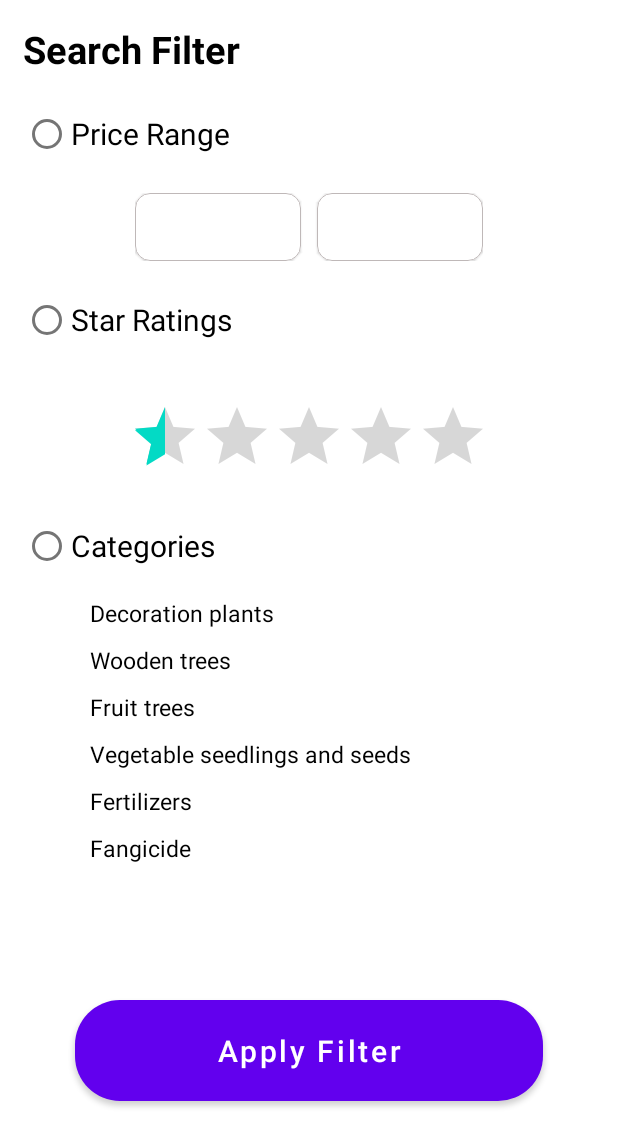
After one commit to mohamadelagamal/Plant-Nursery-E-store, an Android app: the FilterActivity screen opened directly, with no data from a screen before it, on a phone screen of 412 x 824 dp. The commit adds this screen. Shown: the top 1147 px of the screen. Run offline under Robolectric (Android 15) with nearby library versions, the phone set to English and light mode, and no system bars.

```diff
--- a/app/src/main/AndroidManifest.xml
+++ b/app/src/main/AndroidManifest.xml
@@ -12,6 +12,9 @@
         android:supportsRtl="true"
         android:theme="@style/Theme.NabtaStoreMH"
         android:windowSoftInputMode="adjustPan">
+        <activity
+            android:name=".main.ui.home.filter.FilterActivity"
+            android:exported="false" />
         <activity
             android:name=".main.ui.home.add_card.moving.DoneActivity"
             android:exported="false" />
--- a/app/src/main/java/com/user/main/ui/account/AccountFragment.kt
+++ b/app/src/main/java/com/user/main/ui/account/AccountFragment.kt
@@ -185,7 +185,6 @@ class AccountFragment : Fragment() {
         startActivityForResult(intent, PICK_IMAGE_REQUEST)
     }
     private var filePath: Uri? = null
-
     private fun logOut() {
         auth?.signOut()
         val intent = Intent(requireContext(), LoginActivity::class.java)
--- a/app/src/main/java/com/user/main/ui/home/HomeFragment.kt
+++ b/app/src/main/java/com/user/main/ui/home/HomeFragment.kt
@@ -15,6 +15,7 @@ import com.google.firebase.database.*
 import com.google.firebase.storage.FirebaseStorage
 import com.user.R
 import com.user.main.ui.home.adapter.ListAdapter
+import com.user.main.ui.home.filter.FilterActivity
 import com.user.main.ui.home.poduct.ProductActivityDetails
 import com.user.main.ui.home.search.SearchScreenActivity
 
@@ -27,6 +28,7 @@ class HomeFragment : Fragment()  {
     lateinit var myDataLoaderProgressBar : ProgressBar
     private lateinit var mTeachers:MutableList<Teacher>
     private lateinit var listAdapter: ListAdapter
+    lateinit var filterImage:ImageView
     lateinit var searchView: ImageView
    // private var _binding : FragmentHomeBinding?=null
    // private val binding get() = _binding!!
@@ -50,6 +52,12 @@ class HomeFragment : Fragment()  {
         mTeachers = ArrayList()
         listAdapter = ListAdapter(requireContext(),mTeachers)
         mRecyclerView.adapter = listAdapter
+        //... filter image
+        filterImage = requireActivity().findViewById(R.id.filterView)
+        filterImage.setOnClickListener {
+            val intent = Intent(requireContext(),FilterActivity::class.java)
+            startActivity(intent)
+        }
         /**set Firebase Database*/
         retriveDatabase()
         searchView = requireView().findViewById(R.id.searchView)
--- /dev/null
+++ b/app/src/main/java/com/user/main/ui/home/filter/FilterActivity.kt
@@ -0,0 +1,49 @@
+package com.user.main.ui.home.filter
+
+import androidx.appcompat.app.AppCompatActivity
+import android.os.Bundle
+import android.widget.RadioButton
+import com.user.R
+
+class FilterActivity : AppCompatActivity() {
+    lateinit var radioButton:RadioButton
+    lateinit var radioButtonTwo:RadioButton
+    lateinit var radioThree:RadioButton
+    override fun onCreate(savedInstanceState: Bundle?) {
+        super.onCreate(savedInstanceState)
+        setContentView(R.layout.activity_filter)
+        radioButton = findViewById(R.id.radioPrice)
+        radioButtonTwo = findViewById(R.id.radioButtonTwo)
+        radioThree = findViewById(R.id.radioButtonThree)
+        radioButton.setOnClickListener{
+            if (radioButton.isSelected){
+                radioButton.isSelected = false
+                radioButton.isChecked = false
+            }
+            else{
+                radioButton.isSelected = true
+                radioButton.isChecked = true
+            }
+        }
+        radioThree.setOnClickListener{
+            if (radioThree.isSelected){
+                radioThree.isSelected = false
+                radioThree.isChecked = false
+            }
+            else{
+                radioThree.isSelected = true
+                radioThree.isChecked = true
+            }
+        }
+        radioButtonTwo.setOnClickListener{
+            if (radioButtonTwo.isSelected){
+                radioButtonTwo.isSelected = false
+                radioButtonTwo.isChecked = false
+            }
+            else{
+                radioButtonTwo.isSelected = true
+                radioButtonTwo.isChecked = true
+            }
+        }
+    }
+}
--- /dev/null
+++ b/app/src/main/res/drawable/custom_star_rating.xml
@@ -0,0 +1,9 @@
+<?xml version="1.0" encoding="utf-8"?>
+
+<layer-list xmlns:android="http://schemas.android.com/apk/res/android">
+
+    <item android:id="@android:id/background" android:drawable="@drawable/stare" />
+<!--    <item android:id="@android:id/progress" android:drawable="@drawable/stare" />-->
+<!--    <item android:id="@android:id/secondaryProgress" android:drawable="@drawable/stare" />-->
+
+</layer-list>
--- /dev/null
+++ b/app/src/main/res/drawable/radio_filter.xml
@@ -0,0 +1,14 @@
+<?xml version="1.0" encoding="utf-8"?>
+<selector xmlns:android="http://schemas.android.com/apk/res/android">
+
+    <item
+        android:drawable="@drawable/icon_faviorte"
+        android:state_checked="false" />
+
+    <item
+        android:drawable="@drawable/after_liked"
+        android:state_checked="true" />
+
+    <item android:drawable="@drawable/icon_faviorte" />
+
+</selector>
--- /dev/null
+++ b/app/src/main/res/layout/activity_filter.xml
@@ -0,0 +1,184 @@
+<?xml version="1.0" encoding="utf-8"?>
+<androidx.constraintlayout.widget.ConstraintLayout xmlns:android="http://schemas.android.com/apk/res/android"
+    xmlns:app="http://schemas.android.com/apk/res-auto"
+    xmlns:tools="http://schemas.android.com/tools"
+    android:layout_width="match_parent"
+    android:layout_height="match_parent"
+    tools:context=".main.ui.home.filter.FilterActivity">
+
+
+        <TextView
+            android:id="@+id/searchFilter"
+            android:layout_width="match_parent"
+            android:layout_height="wrap_content"
+            android:textColor="@color/black"
+            android:textSize="25dp"
+            app:layout_constraintTop_toTopOf="parent"
+            android:textStyle="bold"
+            android:layout_margin="15dp"
+            android:text="Search Filter"
+            />
+    <LinearLayout
+            android:layout_width="match_parent"
+            android:layout_height="wrap_content"
+            app:layout_constraintTop_toBottomOf="@id/searchFilter"
+            android:orientation="horizontal"
+            android:id="@+id/priceRange"
+            android:layout_margin="15dp">
+            <RadioButton
+                android:id="@+id/radioPrice"
+                android:layout_width="wrap_content"
+                android:layout_height="wrap_content"
+                android:text="Price Range"
+                android:textSize="20dp"
+                android:textColor="@color/black" />
+
+        </LinearLayout>
+    <LinearLayout
+        android:layout_width="match_parent"
+        android:layout_height="wrap_content"
+        app:layout_constraintTop_toBottomOf="@id/priceRange"
+        android:orientation="horizontal"
+        android:layout_marginHorizontal="90dp"
+        android:id="@+id/textPrice"
+        android:layout_marginTop="15dp"
+        android:weightSum="2">
+        <com.google.android.material.card.MaterialCardView
+            android:layout_width="wrap_content"
+            android:layout_height="match_parent"
+            android:layout_weight="1"
+            app:cardCornerRadius="10dp"
+            app:strokeColor="#BFB8B8"
+            android:layout_marginEnd="5dp"
+            app:strokeWidth=".5dp"
+            >
+            <EditText
+                android:layout_width="match_parent"
+                android:layout_height="match_parent"
+                android:inputType="phone"
+                android:backgroundTint="@color/transparent"/>
+        </com.google.android.material.card.MaterialCardView>
+
+        <com.google.android.material.card.MaterialCardView
+            android:layout_width="wrap_content"
+            android:layout_height="match_parent"
+            android:layout_weight="1"
+            app:cardCornerRadius="10dp"
+            app:elevation="50dp"
+            android:layout_marginStart="5dp"
+            app:strokeColor="#BFB8B8"
+            app:strokeWidth=".5dp">
+
+            <EditText
+                android:layout_width="match_parent"
+                android:layout_height="match_parent"
+                android:backgroundTint="@color/transparent"
+                android:inputType="phone" />
+        </com.google.android.material.card.MaterialCardView>
+
+    </LinearLayout>
+    <LinearLayout
+        android:layout_width="match_parent"
+        android:layout_height="wrap_content"
+        app:layout_constraintTop_toBottomOf="@id/textPrice"
+        android:orientation="horizontal"
+        android:id="@+id/startRatings"
+        android:layout_margin="15dp">
+        <RadioButton
+            android:layout_width="wrap_content"
+            android:layout_height="wrap_content"
+            android:text="Star Ratings"
+            android:textSize="20dp"
+            android:id="@+id/radioButtonTwo"
+            android:selectAllOnFocus="false"
+            android:textColor="@color/black"/>
+
+    </LinearLayout>
+    <RatingBar
+        android:id="@+id/ratingBar"
+        android:layout_width="wrap_content"
+        android:layout_height="wrap_content"
+        app:layout_constraintTop_toBottomOf="@id/startRatings"
+        android:layout_marginTop="30dp"
+        android:numStars="5"
+        app:layout_constraintEnd_toEndOf="@id/priceRange"
+        app:layout_constraintStart_toStartOf="@id/priceRange"
+        android:rating=".5"/>
+    <LinearLayout
+        android:layout_width="match_parent"
+        android:layout_height="wrap_content"
+        app:layout_constraintTop_toBottomOf="@id/ratingBar"
+        android:orientation="horizontal"
+        android:id="@+id/startRatingsThree"
+        android:layout_margin="15dp">
+        <RadioButton
+            android:layout_width="wrap_content"
+            android:layout_height="wrap_content"
+            android:text="Categories"
+            android:textSize="20dp"
+            android:id="@+id/radioButtonThree"
+            android:selectAllOnFocus="false"
+            android:textColor="@color/black"/>
+    </LinearLayout>
+    <LinearLayout
+        android:layout_width="match_parent"
+        android:layout_height="wrap_content"
+        app:layout_constraintTop_toBottomOf="@id/startRatingsThree"
+        android:layout_marginHorizontal="60dp"
+        android:id="@+id/line1"
+        android:orientation="vertical">
+        <TextView
+            android:layout_width="match_parent"
+            android:layout_height="wrap_content"
+            android:textColor="@color/black"
+            android:text="Decoration plants"
+            android:layout_marginTop="10dp"
+            android:textSize="15dp"/>
+        <TextView
+            android:layout_width="match_parent"
+            android:layout_height="wrap_content"
+            android:textColor="@color/black"
+            android:text="Wooden trees"
+            android:layout_marginTop="10dp"
+            android:textSize="15dp"/>
+        <TextView
+            android:layout_width="match_parent"
+            android:layout_height="wrap_content"
+            android:textColor="@color/black"
+            android:text="Fruit trees"
+            android:layout_marginTop="10dp"
+            android:textSize="15dp"/>
+        <TextView
+            android:layout_width="match_parent"
+            android:layout_height="wrap_content"
+            android:textColor="@color/black"
+            android:text="Vegetable seedlings and seeds"
+            android:layout_marginTop="10dp"
+            android:textSize="15dp"/>
+        <TextView
+            android:layout_width="match_parent"
+            android:layout_height="wrap_content"
+            android:textColor="@color/black"
+            android:text="Fertilizers"
+            android:layout_marginTop="10dp"
+            android:textSize="15dp"/>
+        <TextView
+            android:layout_width="match_parent"
+            android:layout_height="wrap_content"
+            android:textColor="@color/black"
+            android:text="Fangicide"
+            android:layout_marginTop="10dp"
+            android:textSize="15dp"/>
+    </LinearLayout>
+    <com.google.android.material.button.MaterialButton
+        android:layout_width="match_parent"
+        android:layout_height="wrap_content"
+        app:layout_constraintBottom_toBottomOf="parent"
+        app:layout_constraintTop_toBottomOf="@id/line1"
+        android:layout_marginHorizontal="50dp"
+        android:paddingVertical="20dp"
+        app:cornerRadius="30dp"
+        android:text="Apply Filter"
+        android:textAllCaps="false"
+        android:textSize="20dp"/>
+</androidx.constraintlayout.widget.ConstraintLayout>
--- a/app/src/main/res/layout/fragment_home.xml
+++ b/app/src/main/res/layout/fragment_home.xml
@@ -37,7 +37,7 @@
                             android:id="@+id/searchView"
                             android:layout_width="wrap_content"
                             android:layout_height="match_parent"
-                            android:paddingHorizontal="20dp"
+                            android:paddingHorizontal="30dp"
                             android:src="@drawable/icon_search"
                             app:layout_constraintBottom_toBottomOf="parent"
                             app:layout_constraintEnd_toStartOf="@id/filterView"
@@ -48,7 +48,7 @@
                             android:id="@+id/filterView"
                             android:layout_width="wrap_content"
                             android:layout_height="match_parent"
-                            android:paddingHorizontal="20dp"
+                            android:paddingHorizontal="30dp"
                             android:src="@drawable/icon_filter"
                             app:layout_constraintBottom_toBottomOf="parent"
                             app:layout_constraintEnd_toEndOf="parent"
--- a/app/src/main/res/values/themes.xml
+++ b/app/src/main/res/values/themes.xml
@@ -1,4 +1,4 @@
-<resources xmlns:tools="http://schemas.android.com/tools">
+<resources xmlns:tools="http://schemas.android.com/tools" xmlns:android="http://schemas.android.com/apk/res/android">
     <!-- Base application theme. -->
     <style name="Theme.NabtaStoreMH" parent="Theme.MaterialComponents.DayNight.NoActionBar">
         <!-- Primary brand color. -->
@@ -13,6 +13,13 @@
         <item name="android:statusBarColor" tools:targetApi="l">?attr/colorPrimaryVariant</item>
         <!-- Customize your theme here. -->
         <item name="android:windowAnimationStyle">@style/ActivityAnim</item>
+
+
+    </style>
+
+    <style name="RatingBar" parent="Theme.AppCompat">
+        <item name="colorControlNormal">@color/black</item>
+        <item name="colorControlActivated">@color/black</item>
     </style>
 
     <style name="Theme.NabtaStoreMH.NoActionBar">
```
Also changed, not shown: app/src/main/java/com/admin/AdminActivity.kt (+0 -9 lines).
